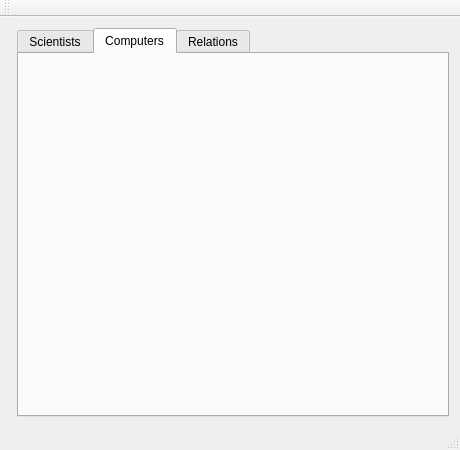
Old version of the form code/ui/mainwindow.ui in the repository Danielos15/Skil-1-Verklegt-n-mskei-1.
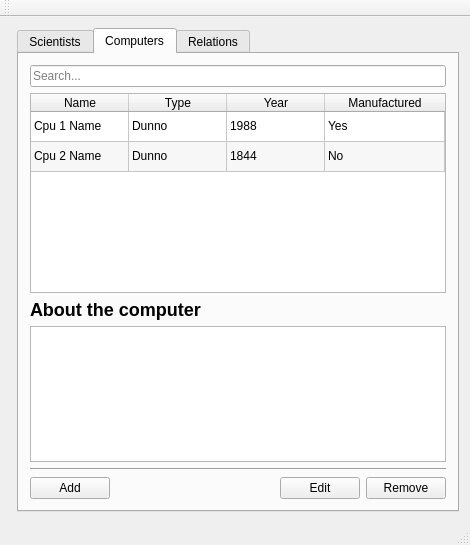
New version of the form. The open tabs and pages were chosen to show the change.

Commit message: Added computers in main window design

Patch:
```diff
--- a/code/ui/mainwindow.ui
+++ b/code/ui/mainwindow.ui
@@ -9,8 +9,8 @@
    <rect>
     <x>0</x>
     <y>0</y>
-    <width>460</width>
-    <height>450</height>
+    <width>470</width>
+    <height>545</height>
    </rect>
   </property>
   <property name="sizePolicy">
@@ -21,14 +21,14 @@
   </property>
   <property name="minimumSize">
    <size>
-    <width>460</width>
-    <height>450</height>
+    <width>470</width>
+    <height>545</height>
    </size>
   </property>
   <property name="maximumSize">
    <size>
-    <width>460</width>
-    <height>489</height>
+    <width>470</width>
+    <height>545</height>
    </size>
   </property>
   <property name="windowTitle">
@@ -63,7 +63,7 @@
          </widget>
         </item>
         <item>
-         <widget class="QTableWidget" name="tableWidget">
+         <widget class="QTableWidget" name="table_sci_view">
           <property name="enabled">
            <bool>true</bool>
           </property>
@@ -76,7 +76,7 @@
           <property name="minimumSize">
            <size>
             <width>0</width>
-            <height>0</height>
+            <height>200</height>
            </size>
           </property>
           <property name="maximumSize">
@@ -188,50 +188,14 @@
          </widget>
         </item>
         <item>
-         <layout class="QGridLayout" name="gridLayout_2">
-          <item row="1" column="0">
-           <widget class="QLabel" name="label_sci_gender">
-            <property name="text">
-             <string>Gender:</string>
-            </property>
-           </widget>
-          </item>
-          <item row="2" column="0">
-           <widget class="QLabel" name="label_sci_age">
-            <property name="text">
-             <string>Age:</string>
-            </property>
-           </widget>
-          </item>
-          <item row="0" column="1">
-           <widget class="QLabel" name="label_sci_name_value">
-            <property name="text">
-             <string/>
-            </property>
-           </widget>
-          </item>
-          <item row="1" column="1">
-           <widget class="QLabel" name="label_sci_gender_value">
-            <property name="text">
-             <string/>
-            </property>
-           </widget>
-          </item>
-          <item row="2" column="1">
-           <widget class="QLabel" name="label_sci_age_value">
-            <property name="text">
-             <string/>
-            </property>
-           </widget>
-          </item>
-          <item row="0" column="0">
-           <widget class="QLabel" name="label_sci_name">
-            <property name="text">
-             <string>Name:</string>
-            </property>
-           </widget>
-          </item>
-         </layout>
+         <widget class="QLabel" name="label_sci_bio">
+          <property name="text">
+           <string>&lt;html&gt;&lt;head/&gt;&lt;body&gt;&lt;p&gt;&lt;span style=&quot; font-size:x-large; font-weight:600;&quot;&gt;About the Scientist&lt;/span&gt;&lt;/p&gt;&lt;/body&gt;&lt;/html&gt;</string>
+          </property>
+         </widget>
+        </item>
+        <item>
+         <widget class="QTextBrowser" name="text_sci_bio"/>
         </item>
         <item>
          <widget class="Line" name="line">
@@ -284,6 +248,168 @@
        <attribute name="title">
         <string>Computers</string>
        </attribute>
+       <layout class="QVBoxLayout" name="verticalLayout_2">
+        <item>
+         <widget class="QLineEdit" name="lineEdit">
+          <property name="placeholderText">
+           <string>Search...</string>
+          </property>
+         </widget>
+        </item>
+        <item>
+         <widget class="QTableWidget" name="tableWidget">
+          <property name="minimumSize">
+           <size>
+            <width>0</width>
+            <height>200</height>
+           </size>
+          </property>
+          <property name="alternatingRowColors">
+           <bool>true</bool>
+          </property>
+          <property name="sortingEnabled">
+           <bool>true</bool>
+          </property>
+          <attribute name="horizontalHeaderDefaultSectionSize">
+           <number>98</number>
+          </attribute>
+          <attribute name="horizontalHeaderShowSortIndicator" stdset="0">
+           <bool>true</bool>
+          </attribute>
+          <attribute name="horizontalHeaderStretchLastSection">
+           <bool>true</bool>
+          </attribute>
+          <attribute name="verticalHeaderVisible">
+           <bool>false</bool>
+          </attribute>
+          <row>
+           <property name="text">
+            <string>1</string>
+           </property>
+          </row>
+          <row>
+           <property name="text">
+            <string>2</string>
+           </property>
+          </row>
+          <column>
+           <property name="text">
+            <string>Name</string>
+           </property>
+          </column>
+          <column>
+           <property name="text">
+            <string>Type</string>
+           </property>
+          </column>
+          <column>
+           <property name="text">
+            <string>Year</string>
+           </property>
+          </column>
+          <column>
+           <property name="text">
+            <string>Manufactured</string>
+           </property>
+          </column>
+          <item row="0" column="0">
+           <property name="text">
+            <string>Cpu 1 Name</string>
+           </property>
+          </item>
+          <item row="0" column="1">
+           <property name="text">
+            <string>Dunno</string>
+           </property>
+          </item>
+          <item row="0" column="2">
+           <property name="text">
+            <string>1988</string>
+           </property>
+          </item>
+          <item row="0" column="3">
+           <property name="text">
+            <string>Yes</string>
+           </property>
+          </item>
+          <item row="1" column="0">
+           <property name="text">
+            <string>Cpu 2 Name</string>
+           </property>
+          </item>
+          <item row="1" column="1">
+           <property name="text">
+            <string>Dunno</string>
+           </property>
+          </item>
+          <item row="1" column="2">
+           <property name="text">
+            <string>1844</string>
+           </property>
+          </item>
+          <item row="1" column="3">
+           <property name="text">
+            <string>No</string>
+           </property>
+          </item>
+         </widget>
+        </item>
+        <item>
+         <widget class="QLabel" name="label">
+          <property name="text">
+           <string>&lt;h2&gt;About the computer&lt;/h2&gt;</string>
+          </property>
+         </widget>
+        </item>
+        <item>
+         <widget class="QTextBrowser" name="textBrowser"/>
+        </item>
+        <item>
+         <widget class="Line" name="line_2">
+          <property name="orientation">
+           <enum>Qt::Horizontal</enum>
+          </property>
+         </widget>
+        </item>
+        <item>
+         <layout class="QGridLayout" name="gridLayout_2">
+          <item row="0" column="2">
+           <widget class="QPushButton" name="pushButton">
+            <property name="text">
+             <string>Edit</string>
+            </property>
+           </widget>
+          </item>
+          <item row="0" column="0">
+           <widget class="QPushButton" name="pushButton_2">
+            <property name="text">
+             <string>Add</string>
+            </property>
+           </widget>
+          </item>
+          <item row="0" column="3">
+           <widget class="QPushButton" name="pushButton_3">
+            <property name="text">
+             <string>Remove</string>
+            </property>
+           </widget>
+          </item>
+          <item row="0" column="1">
+           <spacer name="horizontalSpacer_2">
+            <property name="orientation">
+             <enum>Qt::Horizontal</enum>
+            </property>
+            <property name="sizeHint" stdset="0">
+             <size>
+              <width>40</width>
+              <height>20</height>
+             </size>
+            </property>
+           </spacer>
+          </item>
+         </layout>
+        </item>
+       </layout>
       </widget>
       <widget class="QWidget" name="tab_relations">
        <attribute name="title">
```
Left out of the diff: 30 changed lines with no effect on the pictures.
